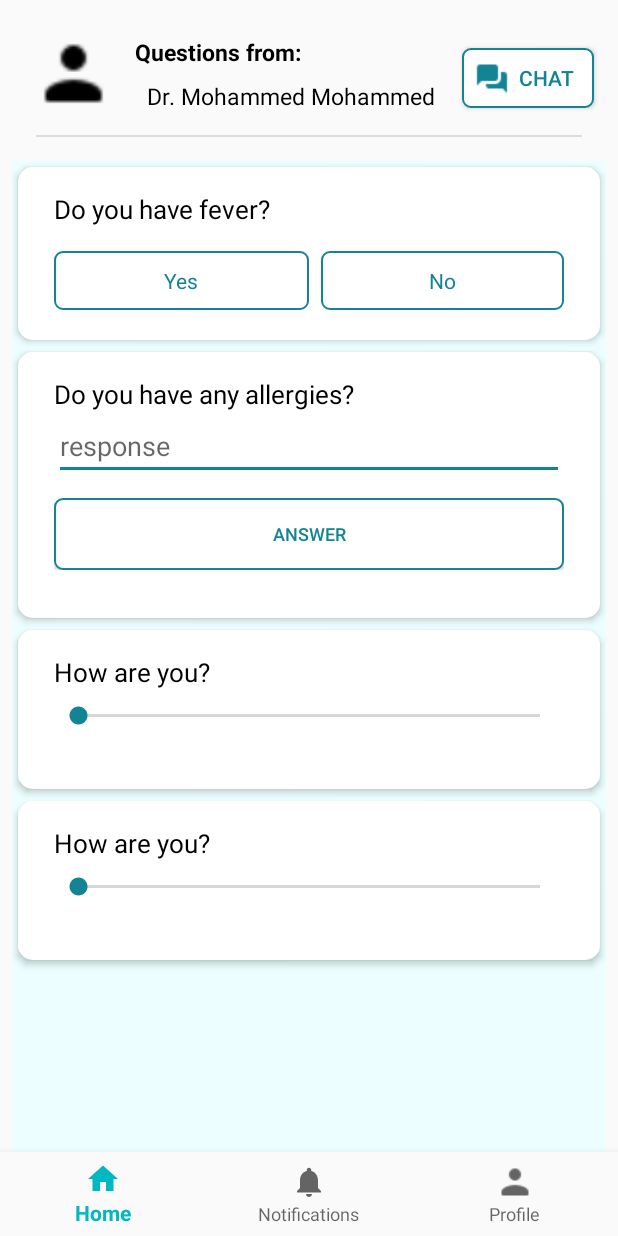
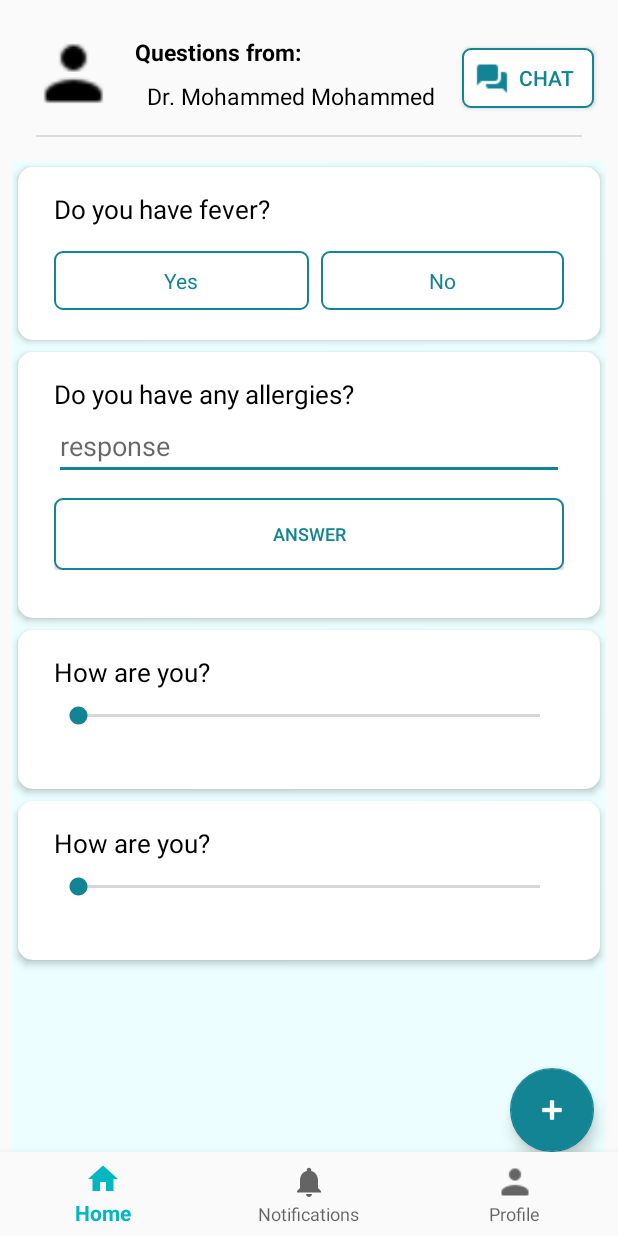
Before and after one commit to openmymed/access.md, an Android app: the HomeFragment screen opened directly, with no data from a screen before it, on a phone screen of 412 x 824 dp. Run offline under Robolectric (Android 15) with nearby library versions, the phone set to English and light mode, and no system bars; our stand-ins replace navigation-ui.

Commit message:
Home Activity + floating btn

```diff
--- a/android/app/src/main/java/me/kisoft/covid19/fragments/HomeFragment.java
+++ b/android/app/src/main/java/me/kisoft/covid19/fragments/HomeFragment.java
@@ -1,5 +1,6 @@
 package me.kisoft.covid19.fragments;
 
+import android.content.Intent;
 import android.os.AsyncTask;
 import android.os.Bundle;
 import android.view.LayoutInflater;
@@ -15,9 +16,12 @@ import androidx.fragment.app.Fragment;
 import androidx.recyclerview.widget.LinearLayoutManager;
 import androidx.recyclerview.widget.RecyclerView;
 
+import com.google.android.material.floatingactionbutton.FloatingActionButton;
+
 import java.util.ArrayList;
 import java.util.List;
 
+import me.kisoft.covid19.AddSymptomsActivity;
 import me.kisoft.covid19.R;
 import me.kisoft.covid19.adapters.QuestionsAdapter;
 import me.kisoft.covid19.models.Question;
@@ -32,7 +36,9 @@ public class HomeFragment extends Fragment {
     private LinearLayoutManager linearLayoutManager;
     private ImageView imgDoctor;
     private TextView tvDoctorName;
+    private TextView tvNoQuestions;
     private Button btnChat;
+    private FloatingActionButton fabAddSymptoms;
 
     public View onCreateView(@NonNull LayoutInflater inflater, ViewGroup container, Bundle savedInstanceState) {
         View root = inflater.inflate(R.layout.fragment_home, container, false);
@@ -43,6 +49,8 @@ public class HomeFragment extends Fragment {
         imgDoctor = root.findViewById(R.id.img_doctor); //todo add doctor name and picture later..
         tvDoctorName = root.findViewById(R.id.tv_doctor_name);
         btnChat = root.findViewById(R.id.btn_chat);
+        tvNoQuestions = root.findViewById(R.id.tv_no_questions);
+        fabAddSymptoms = root.findViewById(R.id.fab_add_symptoms);
 
         questions = new ArrayList<>();
         questionsAdapter = new QuestionsAdapter(questions);
@@ -55,6 +63,13 @@ public class HomeFragment extends Fragment {
             @Override
             public void onClick(View view) {
                 //todo open chat screen
+            }
+        });
+        fabAddSymptoms.setOnClickListener(new View.OnClickListener() {
+            @Override
+            public void onClick(View view) {
+                Intent intent = new Intent(getContext(), AddSymptomsActivity.class);
+                startActivity(intent);
             }
         });
 
@@ -70,10 +85,15 @@ public class HomeFragment extends Fragment {
             @Override
             protected Void doInBackground(Void... voids) {
                 List<Question> questionList = service.getQuestions();
-                for (Question q : questionList) {
-                    questions.add(q);
+                if (questionList.isEmpty()) {
+                    tvNoQuestions.setVisibility(View.VISIBLE);
+                } else {
+                    rvHome.setVisibility(View.VISIBLE);
+                    for (Question q : questionList) {
+                        questions.add(q);
+                    }
+                    questionsAdapter.notifyDataSetChanged();
                 }
-                questionsAdapter.notifyDataSetChanged();
                 return null;
             }
         }.execute();
--- a/android/app/src/main/res/layout/fragment_home.xml
+++ b/android/app/src/main/res/layout/fragment_home.xml
@@ -16,6 +16,7 @@
         android:layout_marginEnd="8dp"
         android:layout_marginBottom="?attr/actionBarSize"
         android:background="@color/colorAccent3"
+        android:visibility="gone"
         app:layout_constraintBottom_toBottomOf="parent"
         app:layout_constraintEnd_toEndOf="parent"
         app:layout_constraintStart_toStartOf="parent"
@@ -81,4 +82,29 @@
         android:textColor="@color/colorAccent"
         app:layout_constraintEnd_toEndOf="parent"
         app:layout_constraintTop_toTopOf="parent" />
+
+    <TextView
+        android:id="@+id/tv_no_questions"
+        android:layout_width="wrap_content"
+        android:layout_height="wrap_content"
+        android:text="No new questions"
+        android:textColor="@android:color/black"
+        android:textSize="15sp"
+        android:visibility="gone"
+        app:layout_constraintBottom_toBottomOf="parent"
+        app:layout_constraintEnd_toEndOf="parent"
+        app:layout_constraintStart_toStartOf="parent"
+        app:layout_constraintTop_toBottomOf="@+id/divider2" />
+
+    <com.google.android.material.floatingactionbutton.FloatingActionButton
+        android:id="@+id/fab_add_symptoms"
+        android:layout_width="wrap_content"
+        android:layout_height="wrap_content"
+        android:layout_marginEnd="16dp"
+        android:layout_marginBottom="?attr/actionBarSize"
+        android:clickable="true"
+        android:src="@android:drawable/ic_input_add"
+        android:tint="@android:color/white"
+        app:layout_constraintBottom_toBottomOf="parent"
+        app:layout_constraintEnd_toEndOf="parent" />
 </androidx.constraintlayout.widget.ConstraintLayout>
--- a/android/app/src/main/res/values/strings.xml
+++ b/android/app/src/main/res/values/strings.xml
@@ -19,7 +19,4 @@
     <string name="title_profile">Profile</string>
     <string name="title_notifications">Notifications</string>
 
-    <!-- TODO: Remove or change this placeholder text -->
-    <string name="hello_blank_fragment">Hello blank fragment</string>
-
 </resources>
```
